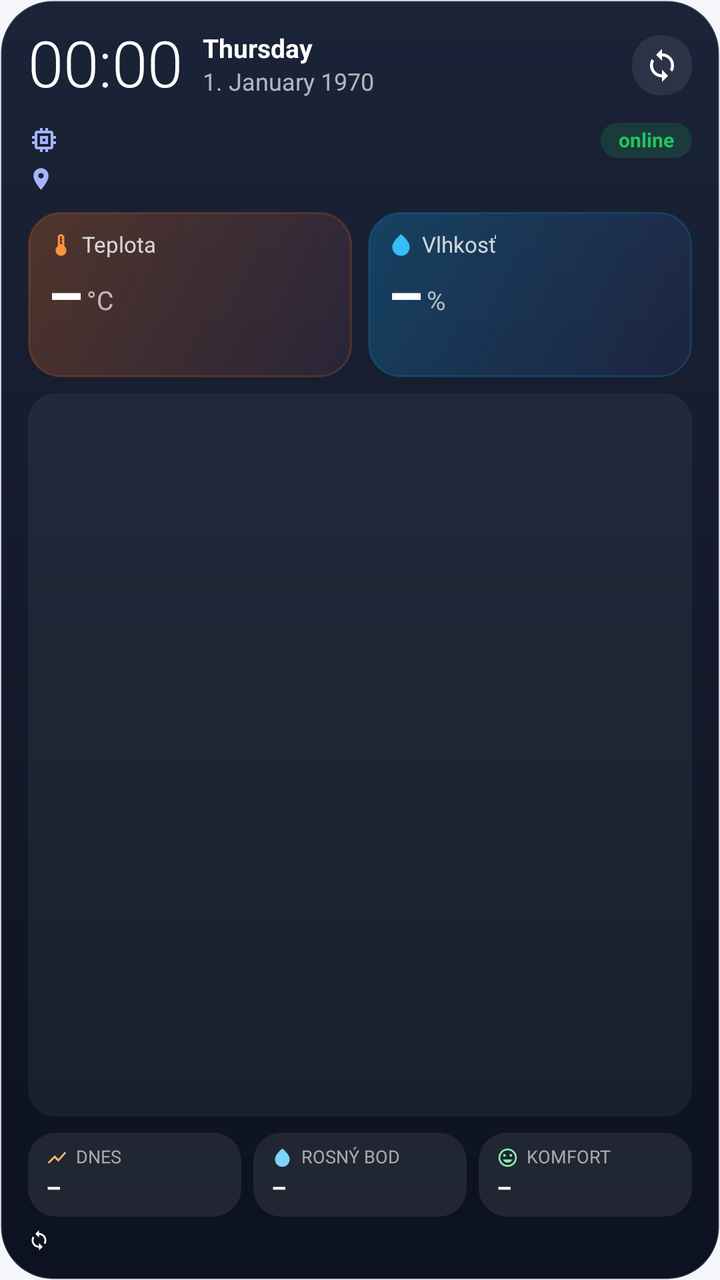
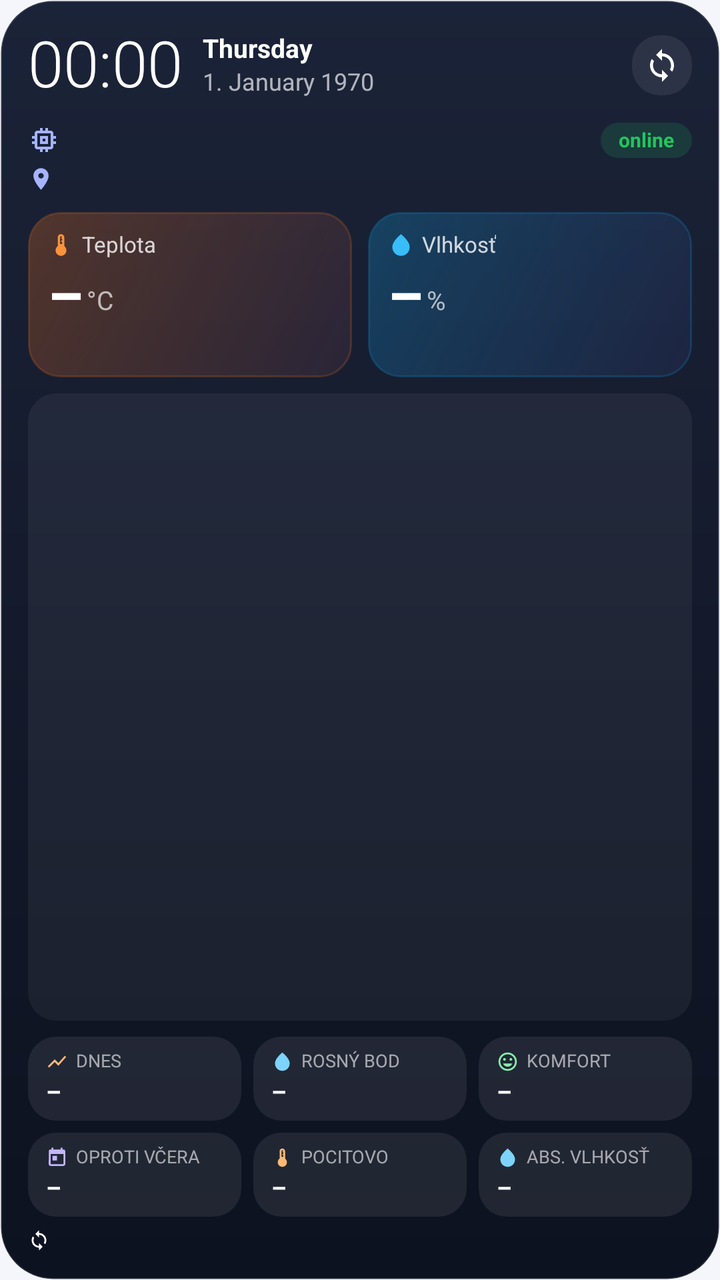

The first picture is an Android layout as it rendered before a commit; the second is the same layout after the commit. The layout source and the unified diff follow.
<!-- AndroidManifest.xml: application theme AppTheme -->
<!-- res/layout/widget_detail.xml -->
<?xml version="1.0" encoding="utf-8"?>
<LinearLayout xmlns:android="http://schemas.android.com/apk/res/android" android:id="@+id/root" android:layout_width="match_parent" android:layout_height="match_parent" android:orientation="vertical" android:padding="14dp" android:background="@drawable/bg_widget">
  <LinearLayout android:id="@+id/rowClock" android:layout_width="match_parent" android:layout_height="wrap_content" android:gravity="center_vertical" android:orientation="horizontal">
    <LinearLayout android:id="@+id/grpTime" android:layout_width="wrap_content" android:layout_height="wrap_content" android:gravity="center_vertical">
      <TextClock android:id="@+id/clockTime" android:layout_width="wrap_content" android:layout_height="wrap_content" android:format24Hour="HH:mm" android:format12Hour="HH:mm" android:textColor="#FFFFFFFF" android:textSize="32sp" android:fontFamily="sans-serif-light" android:includeFontPadding="false" />
    </LinearLayout>
    <LinearLayout android:id="@+id/grpDate" android:layout_width="0dp" android:layout_weight="1" android:layout_height="wrap_content" android:orientation="vertical" android:layout_marginStart="10dp">
      <TextClock android:layout_width="wrap_content" android:layout_height="wrap_content" android:format24Hour="EEEE" android:format12Hour="EEEE" android:textColor="#FFFFFFFF" android:textSize="13sp" android:textStyle="bold" android:includeFontPadding="false" />
      <TextClock android:id="@+id/clockDate" android:layout_width="wrap_content" android:layout_height="wrap_content" android:format24Hour="d. MMMM yyyy" android:format12Hour="d. MMMM yyyy" android:textColor="#AAFFFFFF" android:textSize="12sp" android:includeFontPadding="false" android:layout_marginTop="2dp" />
    </LinearLayout>
    <ImageView android:id="@+id/btnRefresh" android:layout_width="30dp" android:layout_height="30dp" android:padding="6dp" android:background="@drawable/bg_tile" android:src="@drawable/ic_sync" android:tint="#DDFFFFFF" android:contentDescription="Obnoviť" />
  </LinearLayout>
  <LinearLayout android:layout_width="match_parent" android:layout_height="wrap_content" android:gravity="center_vertical" android:layout_marginTop="10dp">
    <ImageView android:layout_width="16dp" android:layout_height="16dp" android:src="@drawable/ic_sensor" android:tint="#FFA5B4FC" android:importantForAccessibility="no" android:layout_marginEnd="6dp" />
    <TextView android:id="@+id/tName" android:layout_width="0dp" android:layout_height="wrap_content" android:textColor="#FFFFFFFF" android:textSize="15sp" android:textStyle="bold" android:maxLines="1" android:ellipsize="end" android:includeFontPadding="false" android:layout_weight="1" />
    <TextView android:id="@+id/tStatus" android:layout_width="wrap_content" android:layout_height="wrap_content" android:textColor="#FF22C55E" android:textSize="10sp" android:textStyle="bold" android:maxLines="1" android:ellipsize="end" android:includeFontPadding="false" android:text="online" android:background="@drawable/bg_pill_ok" android:paddingStart="9dp" android:paddingEnd="9dp" android:paddingTop="3dp" android:paddingBottom="3dp" />
  </LinearLayout>
  <LinearLayout android:id="@+id/rowPlace" android:layout_width="match_parent" android:layout_height="wrap_content" android:gravity="center_vertical" android:layout_marginTop="4dp">
    <ImageView android:layout_width="13dp" android:layout_height="13dp" android:src="@drawable/ic_place" android:tint="#FFA5B4FC" android:importantForAccessibility="no" android:layout_marginEnd="5dp" />
    <TextView android:id="@+id/tPlace" android:layout_width="0dp" android:layout_height="wrap_content" android:textColor="#DDFFFFFF" android:textSize="11sp" android:maxLines="1" android:ellipsize="end" android:includeFontPadding="false" android:layout_weight="1" />
  </LinearLayout>
  <LinearLayout android:layout_width="match_parent" android:layout_height="wrap_content" android:layout_marginTop="10dp">
    <LinearLayout android:layout_width="0dp" android:layout_weight="1" android:layout_height="wrap_content" android:orientation="vertical" android:background="@drawable/bg_tile_temp" android:padding="10dp">
      <LinearLayout android:layout_width="wrap_content" android:layout_height="wrap_content" android:gravity="center_vertical">
        <ImageView android:layout_width="13dp" android:layout_height="13dp" android:src="@drawable/ic_thermo" android:tint="#FFFB923C" android:importantForAccessibility="no" android:layout_marginEnd="4dp" />
        <TextView android:layout_width="wrap_content" android:layout_height="wrap_content" android:textColor="#CCFFFFFF" android:textSize="11sp" android:maxLines="1" android:ellipsize="end" android:includeFontPadding="false" android:text="Teplota" />
      </LinearLayout>
      <LinearLayout android:layout_width="wrap_content" android:layout_height="wrap_content" android:gravity="bottom" android:layout_marginTop="3dp">
        <TextView android:id="@+id/tTemp" android:layout_width="wrap_content" android:layout_height="wrap_content" android:textColor="#FFFFFFFF" android:textSize="28sp" android:textStyle="bold" android:maxLines="1" android:ellipsize="end" android:includeFontPadding="false" android:text="–" android:fontFamily="sans-serif-medium" />
        <TextView android:layout_width="wrap_content" android:layout_height="wrap_content" android:textColor="#AAFFFFFF" android:textSize="13sp" android:maxLines="1" android:ellipsize="end" android:includeFontPadding="false" android:text="°C" android:layout_marginStart="2dp" android:layout_marginBottom="3dp" />
      </LinearLayout>
      <TextView android:id="@+id/tTrendT" android:layout_width="wrap_content" android:layout_height="wrap_content" android:textColor="#AAFFFFFF" android:textSize="10sp" android:maxLines="1" android:ellipsize="end" android:includeFontPadding="false" android:layout_marginTop="2dp" />
    </LinearLayout>
    <FrameLayout android:layout_width="8dp" android:layout_height="1dp" />
    <LinearLayout android:layout_width="0dp" android:layout_weight="1" android:layout_height="wrap_content" android:orientation="vertical" android:background="@drawable/bg_tile_hum" android:padding="10dp">
      <LinearLayout android:layout_width="wrap_content" android:layout_height="wrap_content" android:gravity="center_vertical">
        <ImageView android:layout_width="13dp" android:layout_height="13dp" android:src="@drawable/ic_drop" android:tint="#FF38BDF8" android:importantForAccessibility="no" android:layout_marginEnd="4dp" />
        <TextView android:layout_width="wrap_content" android:layout_height="wrap_content" android:textColor="#CCFFFFFF" android:textSize="11sp" android:maxLines="1" android:ellipsize="end" android:includeFontPadding="false" android:text="Vlhkosť" />
      </LinearLayout>
      <LinearLayout android:layout_width="wrap_content" android:layout_height="wrap_content" android:gravity="bottom" android:layout_marginTop="3dp">
        <TextView android:id="@+id/tHum" android:layout_width="wrap_content" android:layout_height="wrap_content" android:textColor="#FFFFFFFF" android:textSize="28sp" android:textStyle="bold" android:maxLines="1" android:ellipsize="end" android:includeFontPadding="false" android:text="–" android:fontFamily="sans-serif-medium" />
        <TextView android:layout_width="wrap_content" android:layout_height="wrap_content" android:textColor="#AAFFFFFF" android:textSize="13sp" android:maxLines="1" android:ellipsize="end" android:includeFontPadding="false" android:text="%" android:layout_marginStart="2dp" android:layout_marginBottom="3dp" />
      </LinearLayout>
      <TextView android:id="@+id/tTrendH" android:layout_width="wrap_content" android:layout_height="wrap_content" android:textColor="#AAFFFFFF" android:textSize="10sp" android:maxLines="1" android:ellipsize="end" android:includeFontPadding="false" android:layout_marginTop="2dp" />
    </LinearLayout>
  </LinearLayout>
  <ImageView android:id="@+id/imgChart" android:layout_width="match_parent" android:layout_height="0dp" android:layout_weight="1" android:minHeight="40dp" android:layout_marginTop="8dp" android:background="@drawable/bg_chart" android:scaleType="fitXY" />
  <LinearLayout android:id="@+id/rowStats" android:layout_width="match_parent" android:layout_height="wrap_content" android:layout_marginTop="8dp">
    <LinearLayout android:layout_width="0dp" android:layout_weight="1" android:layout_height="wrap_content" android:orientation="vertical" android:background="@drawable/bg_tile" android:paddingStart="9dp" android:paddingEnd="6dp" android:paddingTop="7dp" android:paddingBottom="7dp">
      <LinearLayout android:layout_width="wrap_content" android:layout_height="wrap_content" android:gravity="center_vertical">
        <ImageView android:layout_width="11dp" android:layout_height="11dp" android:src="@drawable/ic_chart" android:tint="#FFFDBA74" android:importantForAccessibility="no" android:layout_marginEnd="4dp" />
        <TextView android:layout_width="wrap_content" android:layout_height="wrap_content" android:textColor="#99FFFFFF" android:textSize="9sp" android:maxLines="1" android:ellipsize="end" android:includeFontPadding="false" android:text="DNES" />
      </LinearLayout>
      <TextView android:id="@+id/tMinMax" android:layout_width="wrap_content" android:layout_height="wrap_content" android:textColor="#FFFFFFFF" android:textSize="12sp" android:textStyle="bold" android:maxLines="1" android:ellipsize="end" android:includeFontPadding="false" android:text="–" android:layout_marginTop="3dp" />
    </LinearLayout>
    <LinearLayout android:layout_width="0dp" android:layout_weight="1" android:layout_height="wrap_content" android:orientation="vertical" android:background="@drawable/bg_tile" android:paddingStart="9dp" android:paddingEnd="6dp" android:paddingTop="7dp" android:paddingBottom="7dp" android:layout_marginStart="6dp">
      <LinearLayout android:layout_width="wrap_content" android:layout_height="wrap_content" android:gravity="center_vertical">
        <ImageView android:layout_width="11dp" android:layout_height="11dp" android:src="@drawable/ic_drop" android:tint="#FF7DD3FC" android:importantForAccessibility="no" android:layout_marginEnd="4dp" />
        <TextView android:layout_width="wrap_content" android:layout_height="wrap_content" android:textColor="#99FFFFFF" android:textSize="9sp" android:maxLines="1" android:ellipsize="end" android:includeFontPadding="false" android:text="ROSNÝ BOD" />
      </LinearLayout>
      <TextView android:id="@+id/tDew" android:layout_width="wrap_content" android:layout_height="wrap_content" android:textColor="#FFFFFFFF" android:textSize="12sp" android:textStyle="bold" android:maxLines="1" android:ellipsize="end" android:includeFontPadding="false" android:text="–" android:layout_marginTop="3dp" />
    </LinearLayout>
    <LinearLayout android:layout_width="0dp" android:layout_weight="1" android:layout_height="wrap_content" android:orientation="vertical" android:background="@drawable/bg_tile" android:paddingStart="9dp" android:paddingEnd="6dp" android:paddingTop="7dp" android:paddingBottom="7dp" android:layout_marginStart="6dp">
      <LinearLayout android:layout_width="wrap_content" android:layout_height="wrap_content" android:gravity="center_vertical">
        <ImageView android:layout_width="11dp" android:layout_height="11dp" android:src="@drawable/ic_mood" android:tint="#FF86EFAC" android:importantForAccessibility="no" android:layout_marginEnd="4dp" />
        <TextView android:layout_width="wrap_content" android:layout_height="wrap_content" android:textColor="#99FFFFFF" android:textSize="9sp" android:maxLines="1" android:ellipsize="end" android:includeFontPadding="false" android:text="KOMFORT" />
      </LinearLayout>
      <TextView android:id="@+id/tComfort" android:layout_width="wrap_content" android:layout_height="wrap_content" android:textColor="#FFFFFFFF" android:textSize="12sp" android:textStyle="bold" android:maxLines="1" android:ellipsize="end" android:includeFontPadding="false" android:text="–" android:layout_marginTop="3dp" />
    </LinearLayout>
  </LinearLayout>
  <LinearLayout android:id="@+id/rowUpdated" android:layout_width="match_parent" android:layout_height="wrap_content" android:gravity="center_vertical" android:layout_marginTop="6dp">
    <ImageView android:layout_width="11dp" android:layout_height="11dp" android:src="@drawable/ic_sync" android:tint="#88FFFFFF" android:importantForAccessibility="no" android:layout_marginEnd="4dp" />
    <TextView android:id="@+id/tUpdatedAt" android:layout_width="0dp" android:layout_height="wrap_content" android:textColor="#99FFFFFF" android:textSize="10sp" android:maxLines="1" android:ellipsize="end" android:includeFontPadding="false" android:layout_weight="1" />
  </LinearLayout>
</LinearLayout>
<!-- resources referenced by this layout -->
<resources>
  <!-- drawable bg_chart (drawable) -->
  <?xml version="1.0" encoding="utf-8"?>
  <shape xmlns:android="http://schemas.android.com/apk/res/android" android:shape="rectangle">
      <solid android:color="#0DFFFFFF" /><corners android:radius="14dp" />
  </shape>
  <!-- drawable bg_pill_ok (drawable) -->
  <?xml version="1.0" encoding="utf-8"?>
  <shape xmlns:android="http://schemas.android.com/apk/res/android" android:shape="rectangle">
      <solid android:color="#2622C55E" /><corners android:radius="999dp" />
  </shape>
  <!-- drawable bg_tile (drawable) -->
  <?xml version="1.0" encoding="utf-8"?>
  <shape xmlns:android="http://schemas.android.com/apk/res/android" android:shape="rectangle">
      <solid android:color="#14FFFFFF" />
      <corners android:radius="14dp" />
  </shape>
  <!-- drawable bg_tile_hum (drawable) -->
  <?xml version="1.0" encoding="utf-8"?>
  <shape xmlns:android="http://schemas.android.com/apk/res/android" android:shape="rectangle">
      <gradient android:angle="315" android:startColor="#400EA5E9" android:endColor="#146366F1" />
      <stroke android:width="1dp" android:color="#330EA5E9" />
      <corners android:radius="16dp" />
  </shape>
  <!-- drawable bg_tile_temp (drawable) -->
  <?xml version="1.0" encoding="utf-8"?>
  <shape xmlns:android="http://schemas.android.com/apk/res/android" android:shape="rectangle">
      <gradient android:angle="315" android:startColor="#40F97316" android:endColor="#14FB7185" />
      <stroke android:width="1dp" android:color="#33F97316" />
      <corners android:radius="16dp" />
  </shape>
  <!-- drawable bg_widget (drawable) -->
  <?xml version="1.0" encoding="utf-8"?>
  <shape xmlns:android="http://schemas.android.com/apk/res/android" android:shape="rectangle">
      <gradient android:angle="300" android:startColor="#FF1B2338" android:centerColor="#FF141A2B" android:endColor="#FF0D1220" />
      <stroke android:width="1dp" android:color="#26FFFFFF" />
      <corners android:radius="26dp" />
  </shape>
  <!-- drawable ic_chart (drawable) -->
  <?xml version="1.0" encoding="utf-8"?>
  <vector xmlns:android="http://schemas.android.com/apk/res/android" android:width="24dp" android:height="24dp" android:viewportWidth="24" android:viewportHeight="24">
      <path android:fillColor="#FFFFFFFF" android:pathData="M3.5,18.49l6,-6.01 4,4L22,6.92l-1.41,-1.41 -7.09,7.97 -4,-4L2,16.99z" />
  </vector>
  <!-- drawable ic_drop (drawable) -->
  <?xml version="1.0" encoding="utf-8"?>
  <vector xmlns:android="http://schemas.android.com/apk/res/android" android:width="24dp" android:height="24dp" android:viewportWidth="24" android:viewportHeight="24">
      <path android:fillColor="#FFFFFFFF" android:pathData="M12,2c-5.33,4.55 -8,8.48 -8,11.8c0,4.98 3.8,8.2 8,8.2s8,-3.22 8,-8.2C20,10.48 17.33,6.55 12,2z" />
  </vector>
  <!-- drawable ic_place (drawable) -->
  <?xml version="1.0" encoding="utf-8"?>
  <vector xmlns:android="http://schemas.android.com/apk/res/android" android:width="24dp" android:height="24dp" android:viewportWidth="24" android:viewportHeight="24">
      <path android:fillColor="#FFFFFFFF" android:pathData="M12,2C8.13,2 5,5.13 5,9c0,5.25 7,13 7,13s7,-7.75 7,-13c0,-3.87 -3.13,-7 -7,-7zM12,11.5c-1.38,0 -2.5,-1.12 -2.5,-2.5s1.12,-2.5 2.5,-2.5 2.5,1.12 2.5,2.5 -1.12,2.5 -2.5,2.5z" />
  </vector>
  <!-- unchanged entries left out for length: 5 -->
</resources>

<!-- the commit's change to res/layout/widget_detail.xml (unified diff, before → after) -->
@@ -68,6 +68,30 @@
       <TextView android:id="@+id/tComfort" android:layout_width="wrap_content" android:layout_height="wrap_content" android:textColor="#FFFFFFFF" android:textSize="12sp" android:textStyle="bold" android:maxLines="1" android:ellipsize="end" android:includeFontPadding="false" android:text="–" android:layout_marginTop="3dp" />
     </LinearLayout>
   </LinearLayout>
+  <LinearLayout android:id="@+id/rowStats2" android:layout_width="match_parent" android:layout_height="wrap_content" android:layout_marginTop="6dp">
+    <LinearLayout android:layout_width="0dp" android:layout_weight="1" android:layout_height="wrap_content" android:orientation="vertical" android:background="@drawable/bg_tile" android:paddingStart="9dp" android:paddingEnd="6dp" android:paddingTop="7dp" android:paddingBottom="7dp">
+      <LinearLayout android:layout_width="wrap_content" android:layout_height="wrap_content" android:gravity="center_vertical">
+        <ImageView android:layout_width="11dp" android:layout_height="11dp" android:src="@drawable/ic_calendar" android:tint="#FFC4B5FD" android:importantForAccessibility="no" android:layout_marginEnd="4dp" />
+        <TextView android:layout_width="wrap_content" android:layout_height="wrap_content" android:textColor="#99FFFFFF" android:textSize="9sp" android:maxLines="1" android:includeFontPadding="false" android:text="OPROTI VČERA" />
+      </LinearLayout>
+      <TextView android:id="@+id/tVsY" android:layout_width="wrap_content" android:layout_height="wrap_content" android:textColor="#FFFFFFFF" android:textSize="12sp" android:textStyle="bold" android:maxLines="1" android:ellipsize="end" android:includeFontPadding="false" android:layout_marginTop="3dp" android:text="–" />
+    </LinearLayout>
+    <LinearLayout android:layout_width="0dp" android:layout_weight="1" android:layout_height="wrap_content" android:orientation="vertical" android:background="@drawable/bg_tile" android:paddingStart="9dp" android:paddingEnd="6dp" android:paddingTop="7dp" android:paddingBottom="7dp" android:layout_marginStart="6dp">
+      <LinearLayout android:layout_width="wrap_content" android:layout_height="wrap_content" android:gravity="center_vertical">
+        <ImageView android:layout_width="11dp" android:layout_height="11dp" android:src="@drawable/ic_thermo" android:tint="#FFFDBA74" android:importantForAccessibility="no" android:layout_marginEnd="4dp" />
+        <TextView android:layout_width="wrap_content" android:layout_height="wrap_content" android:textColor="#99FFFFFF" android:textSize="9sp" android:maxLines="1" android:includeFontPadding="false" android:text="POCITOVO" />
+      </LinearLayout>
+      <TextView android:id="@+id/tFeels" android:layout_width="wrap_content" android:layout_height="wrap_content" android:textColor="#FFFFFFFF" android:textSize="12sp" android:textStyle="bold" android:maxLines="1" android:ellipsize="end" android:includeFontPadding="false" android:layout_marginTop="3dp" android:text="–" />
+    </LinearLayout>
+    <LinearLayout android:layout_width="0dp" android:layout_weight="1" android:layout_height="wrap_content" android:orientation="vertical" android:background="@drawable/bg_tile" android:paddingStart="9dp" android:paddingEnd="6dp" android:paddingTop="7dp" android:paddingBottom="7dp" android:layout_marginStart="6dp">
+      <LinearLayout android:layout_width="wrap_content" android:layout_height="wrap_content" android:gravity="center_vertical">
+        <ImageView android:layout_width="11dp" android:layout_height="11dp" android:src="@drawable/ic_drop" android:tint="#FF7DD3FC" android:importantForAccessibility="no" android:layout_marginEnd="4dp" />
+        <TextView android:layout_width="wrap_content" android:layout_height="wrap_content" android:textColor="#99FFFFFF" android:textSize="9sp" android:maxLines="1" android:includeFontPadding="false" android:text="ABS. VLHKOSŤ" />
+      </LinearLayout>
+      <TextView android:id="@+id/tAbs" android:layout_width="wrap_content" android:layout_height="wrap_content" android:textColor="#FFFFFFFF" android:textSize="12sp" android:textStyle="bold" android:maxLines="1" android:ellipsize="end" android:includeFontPadding="false" android:layout_marginTop="3dp" android:text="–" />
+    </LinearLayout>
+  </LinearLayout>
+  <TextView android:id="@+id/tTip" android:layout_width="match_parent" android:layout_height="wrap_content" android:layout_marginTop="6dp" android:background="@drawable/bg_tile" android:paddingStart="10dp" android:paddingEnd="10dp" android:paddingTop="6dp" android:paddingBottom="6dp" android:textColor="#F2FFFFFF" android:textSize="11sp" android:maxLines="1" android:ellipsize="end" android:visibility="gone" />
   <LinearLayout android:id="@+id/rowUpdated" android:layout_width="match_parent" android:layout_height="wrap_content" android:gravity="center_vertical" android:layout_marginTop="6dp">
     <ImageView android:layout_width="11dp" android:layout_height="11dp" android:src="@drawable/ic_sync" android:tint="#88FFFFFF" android:importantForAccessibility="no" android:layout_marginEnd="4dp" />
     <TextView android:id="@+id/tUpdatedAt" android:layout_width="0dp" android:layout_height="wrap_content" android:textColor="#99FFFFFF" android:textSize="10sp" android:maxLines="1" android:ellipsize="end" android:includeFontPadding="false" android:layout_weight="1" />
<!-- resource entries referenced after the edit -->
@@ -37,6 +37,11 @@
       <stroke android:width="1dp" android:color="#26FFFFFF" />
       <corners android:radius="26dp" />
   </shape>
+  <!-- drawable ic_calendar (drawable) -->
+  <?xml version="1.0" encoding="utf-8"?>
+  <vector xmlns:android="http://schemas.android.com/apk/res/android" android:width="24dp" android:height="24dp" android:viewportWidth="24" android:viewportHeight="24">
+      <path android:fillColor="#FFFFFFFF" android:pathData="M19,3h-1V1h-2v2H8V1H6v2H5c-1.11,0 -1.99,0.9 -1.99,2L3,19c0,1.1 0.89,2 2,2h14c1.1,0 2,-0.9 2,-2V5c0,-1.1 -0.9,-2 -2,-2zM19,19H5V8h14v11zM7,10h5v5H7z" />
+  </vector>
   <!-- drawable ic_chart (drawable) -->
   <?xml version="1.0" encoding="utf-8"?>
   <vector xmlns:android="http://schemas.android.com/apk/res/android" android:width="24dp" android:height="24dp" android:viewportWidth="24" android:viewportHeight="24">
